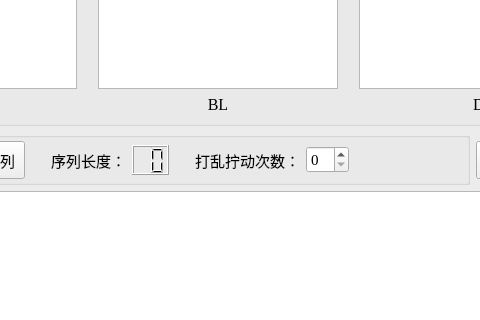
The window that Cube_Explorer_SPFA_with_Qt/qtWindows/DebugWidget.ui (hovnySiLenCe/Cube_Explorer_SPFA_with_Qt) describes before a commit, drawn with Qt 5; both pictures show x 472 to 952 and y 99 to 419 of the 1161 by 795 pixel window.
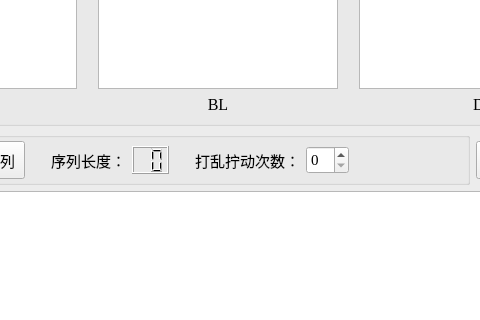
The same window after the commit.

Patch:
```diff
--- a/Cube_Explorer_SPFA_with_Qt/qtWindows/DebugWidget.ui
+++ b/Cube_Explorer_SPFA_with_Qt/qtWindows/DebugWidget.ui
@@ -1393,7 +1393,7 @@
            <property name="minimumSize">
             <size>
              <width>0</width>
-             <height>30</height>
+             <height>28</height>
             </size>
            </property>
            <property name="font">
@@ -1442,6 +1442,12 @@
          </item>
          <item>
           <widget class="QSpinBox" name="spinBox">
+           <property name="minimumSize">
+            <size>
+             <width>0</width>
+             <height>28</height>
+            </size>
+           </property>
            <property name="maximum">
             <number>20</number>
            </property>
```
